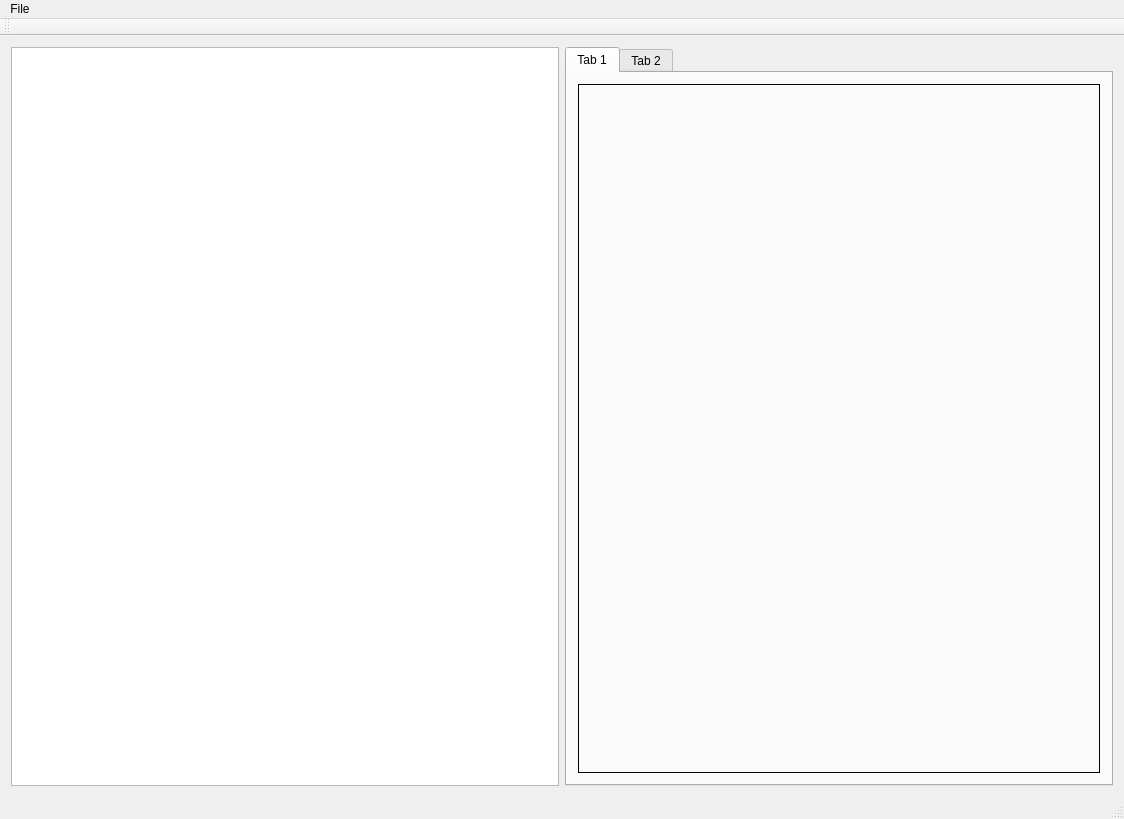
Qt form RawRecovery/forms/RawRecovery.ui (Lyarvo4ka/RecoveryTools) before a commit.
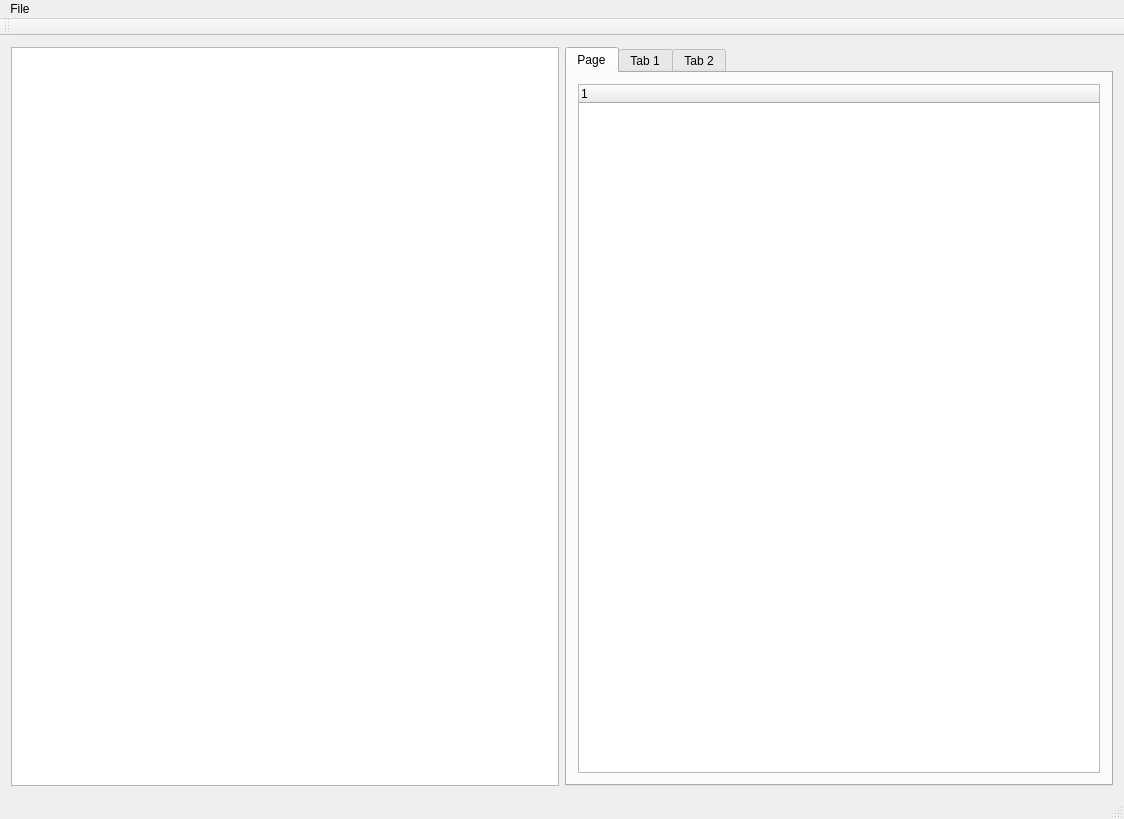
The same form after that commit. The open tabs and pages were chosen to show the change.

Commit message: RawRecovery Qt Gui Application

What changed in the file:
```diff
--- a/RawRecovery/forms/RawRecovery.ui
+++ b/RawRecovery/forms/RawRecovery.ui
@@ -25,6 +25,22 @@
         <property name="currentIndex">
          <number>0</number>
         </property>
+        <widget class="QWidget" name="propertiesTabWidget">
+         <attribute name="title">
+          <string>Page</string>
+         </attribute>
+         <layout class="QVBoxLayout" name="verticalLayout_4">
+          <item>
+           <widget class="QTreeWidget" name="propertyWidget">
+            <column>
+             <property name="text">
+              <string notr="true">1</string>
+             </property>
+            </column>
+           </widget>
+          </item>
+         </layout>
+        </widget>
         <widget class="QWidget" name="tab">
          <attribute name="title">
           <string>Tab 1</string>
```
Left out of the diff: 2 changed lines with no effect on the pictures. The commit also changes 8 other files.
